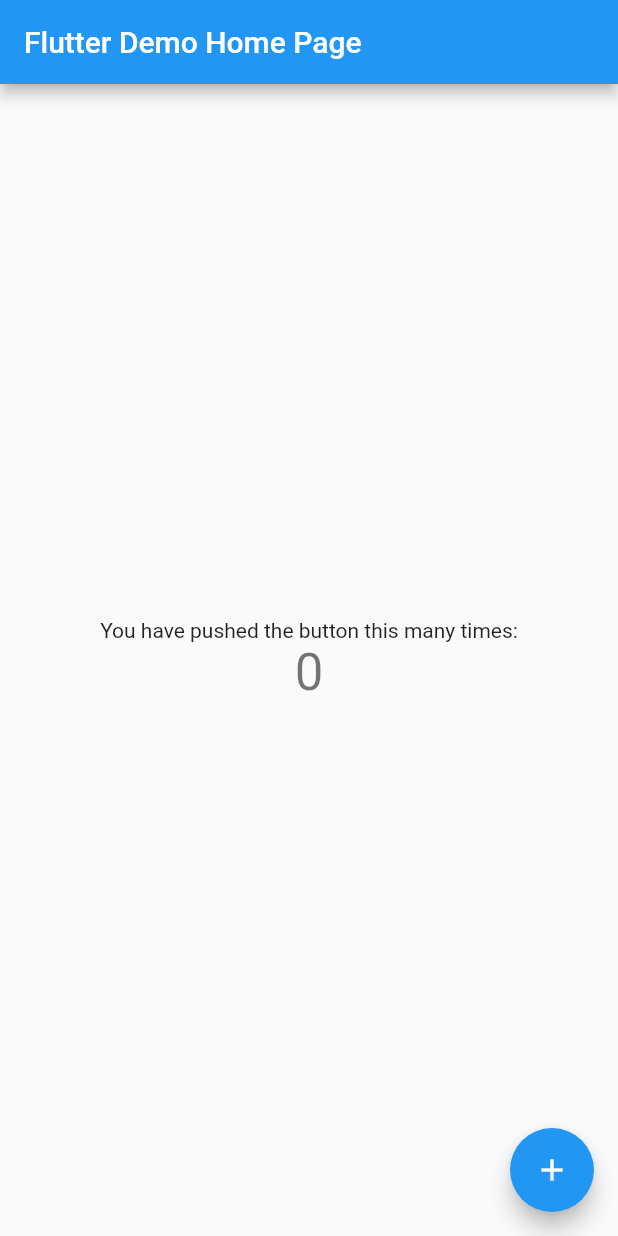
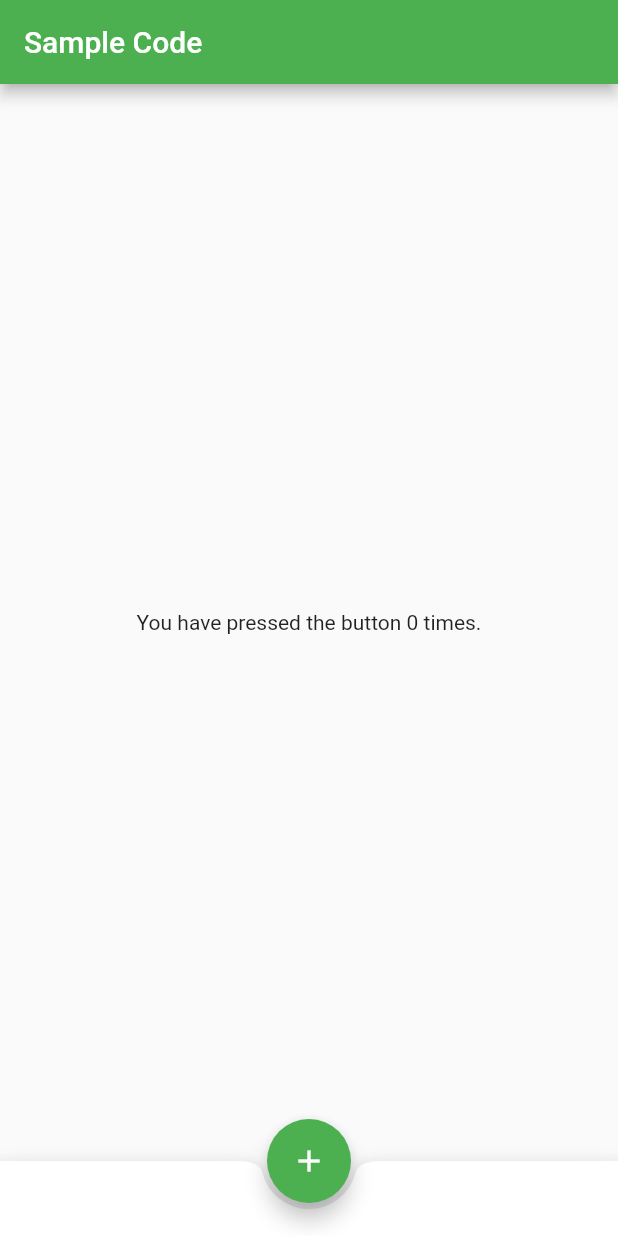
Before and after one commit to emadbatwa/first_flutter_app, a Flutter app: the screen it shows after launch, on a phone screen of 412 x 824 dp. Run offline on Flutter 3.47's test engine with Material 2 defaults, Android fonts, the phone set to English and light mode, and no system bars.

Commit message:
change Scaffold widget

```diff
--- a/lib/main.dart
+++ b/lib/main.dart
@@ -9,7 +9,7 @@ class MyApp extends StatelessWidget {
   @override
   Widget build(BuildContext context) {
     return MaterialApp(
-      title: 'Flutter Demo',
+      title: 'Flutter Emad',
       theme: ThemeData(
         // This is the theme of your application.
         //
@@ -20,13 +20,13 @@ class MyApp extends StatelessWidget {
         // or simply save your changes to "hot reload" in a Flutter IDE).
         // Notice that the counter didn't reset back to zero; the application
         // is not restarted.
-        primarySwatch: Colors.blue,
+        primarySwatch: Colors.green,
         // This makes the visual density adapt to the platform that you run
         // the app on. For desktop platforms, the controls will be smaller and
         // closer together (more dense) than on mobile platforms.
         visualDensity: VisualDensity.adaptivePlatformDensity,
       ),
-      home: MyHomePage(title: 'Flutter Demo Home Page'),
+      home: MyHomePage(title: 'Flutter From Emad'),
     );
   }
 }
@@ -65,53 +65,26 @@ class _MyHomePageState extends State<MyHomePage> {
 
   @override
   Widget build(BuildContext context) {
-    // This method is rerun every time setState is called, for instance as done
-    // by the _incrementCounter method above.
-    //
-    // The Flutter framework has been optimized to make rerunning build methods
-    // fast, so that you can just rebuild anything that needs updating rather
-    // than having to individually change instances of widgets.
     return Scaffold(
       appBar: AppBar(
-        // Here we take the value from the MyHomePage object that was created by
-        // the App.build method, and use it to set our appbar title.
-        title: Text(widget.title),
+        title: Text('Sample Code'),
       ),
       body: Center(
-        // Center is a layout widget. It takes a single child and positions it
-        // in the middle of the parent.
-        child: Column(
-          // Column is also a layout widget. It takes a list of children and
-          // arranges them vertically. By default, it sizes itself to fit its
-          // children horizontally, and tries to be as tall as its parent.
-          //
-          // Invoke "debug painting" (press "p" in the console, choose the
-          // "Toggle Debug Paint" action from the Flutter Inspector in Android
-          // Studio, or the "Toggle Debug Paint" command in Visual Studio Code)
-          // to see the wireframe for each widget.
-          //
-          // Column has various properties to control how it sizes itself and
-          // how it positions its children. Here we use mainAxisAlignment to
-          // center the children vertically; the main axis here is the vertical
-          // axis because Columns are vertical (the cross axis would be
-          // horizontal).
-          mainAxisAlignment: MainAxisAlignment.center,
-          children: <Widget>[
-            Text(
-              'You have pushed the button this many times:',
-            ),
-            Text(
-              '$_counter',
-              style: Theme.of(context).textTheme.headline4,
-            ),
-          ],
+        child: Text('You have pressed the button $_counter times.'),
+      ),
+      bottomNavigationBar: BottomAppBar(
+        shape: const CircularNotchedRectangle(),
+        child: Container(
+          height: 50.0,
         ),
       ),
       floatingActionButton: FloatingActionButton(
-        onPressed: _incrementCounter,
-        tooltip: 'Increment',
+        onPressed: () => setState(() {
+          _counter++;
+        }),
+        tooltip: 'Increment Counter',
         child: Icon(Icons.add),
-      ), // This trailing comma makes auto-formatting nicer for build methods.
+      ),
+      floatingActionButtonLocation: FloatingActionButtonLocation.centerDocked,
     );
-  }
-}
+  }}
```
